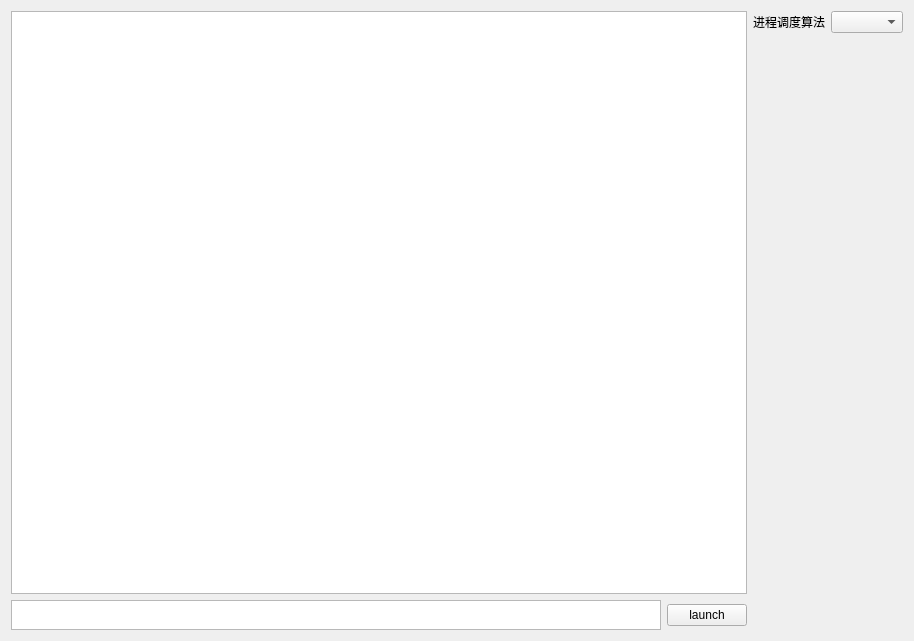
The window that demoOS/source/mainwindow.ui (demoOS-BUPT/demoOS) describes before a commit, drawn with Qt 5.
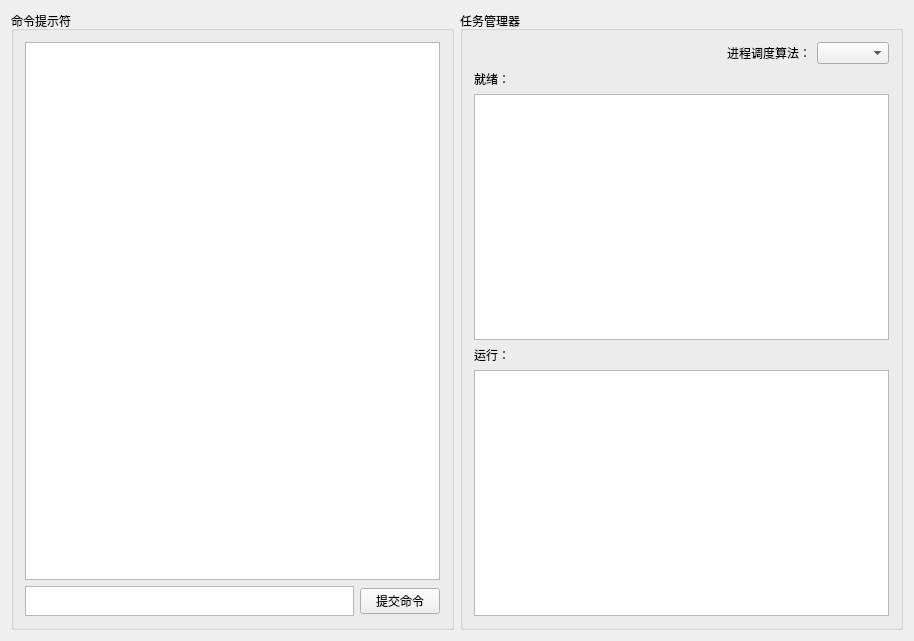
The same window after the commit. Icons and pictures are not drawn.

Commit message: GUI进程显示 下一部：整合fs cmd

The edit to the form file:
```diff
--- a/demoOS/source/mainwindow.ui
+++ b/demoOS/source/mainwindow.ui
@@ -16,6 +16,12 @@
   <widget class="QWidget" name="centralWidget">
    <layout class="QHBoxLayout" name="horizontalLayout_3">
     <item>
+     <widget class="QGroupBox" name="groupBox_2">
+      <property name="title">
+       <string>命令提示符</string>
+      </property>
+      <layout class="QVBoxLayout" name="verticalLayout_4">
+       <item>
      <layout class="QVBoxLayout" name="verticalLayout">
       <item>
        <widget class="QTextBrowser" name="cmd">
@@ -57,7 +63,7 @@
         <item>
          <widget class="QPushButton" name="pushButton">
           <property name="text">
-           <string>launch</string>
+              <string>提交命令</string>
           </property>
          </widget>
         </item>
@@ -65,36 +71,97 @@
       </item>
      </layout>
     </item>
+      </layout>
+     </widget>
+    </item>
+    <item>
+     <widget class="QGroupBox" name="groupBox">
+      <property name="title">
+       <string>任务管理器</string>
+      </property>
+      <layout class="QVBoxLayout" name="verticalLayout_3">
     <item>
      <layout class="QVBoxLayout" name="verticalLayout_2">
       <item>
        <layout class="QHBoxLayout" name="horizontalLayout_2">
         <item>
-         <widget class="QLabel" name="processAlgLabel">
-          <property name="text">
-           <string>进程调度算法</string>
-          </property>
-         </widget>
-        </item>
-        <item>
-         <widget class="QComboBox" name="processAlgComboBox"/>
-        </item>
-       </layout>
-      </item>
-      <item>
-       <spacer name="verticalSpacer">
+            <spacer name="horizontalSpacer">
         <property name="orientation">
-         <enum>Qt::Vertical</enum>
+              <enum>Qt::Horizontal</enum>
         </property>
         <property name="sizeHint" stdset="0">
          <size>
-          <width>20</width>
-          <height>40</height>
+               <width>40</width>
+               <height>20</height>
          </size>
         </property>
        </spacer>
       </item>
-     </layout>
+           <item>
+            <widget class="QLabel" name="processAlgLabel">
+             <property name="text">
+              <string>进程调度算法：</string>
+             </property>
+            </widget>
+           </item>
+           <item>
+            <widget class="QComboBox" name="processAlgComboBox"/>
+           </item>
+          </layout>
+         </item>
+         <item>
+          <widget class="QLabel" name="label">
+           <property name="text">
+            <string>就绪：</string>
+           </property>
+          </widget>
+         </item>
+         <item>
+          <widget class="QTableWidget" name="readyTable">
+           <property name="editTriggers">
+            <set>QAbstractItemView::NoEditTriggers</set>
+           </property>
+           <property name="selectionMode">
+            <enum>QAbstractItemView::NoSelection</enum>
+           </property>
+           <property name="selectionBehavior">
+            <enum>QAbstractItemView::SelectRows</enum>
+           </property>
+           <attribute name="verticalHeaderVisible">
+            <bool>false</bool>
+           </attribute>
+           <attribute name="verticalHeaderDefaultSectionSize">
+            <number>30</number>
+           </attribute>
+           <attribute name="verticalHeaderMinimumSectionSize">
+            <number>25</number>
+           </attribute>
+          </widget>
+         </item>
+         <item>
+          <widget class="QLabel" name="label_2">
+           <property name="text">
+            <string>运行：</string>
+           </property>
+          </widget>
+         </item>
+         <item>
+          <widget class="QTableWidget" name="runTable">
+           <property name="editTriggers">
+            <set>QAbstractItemView::NoEditTriggers</set>
+           </property>
+           <property name="selectionMode">
+            <enum>QAbstractItemView::NoSelection</enum>
+           </property>
+           <attribute name="verticalHeaderVisible">
+            <bool>false</bool>
+           </attribute>
+          </widget>
+         </item>
+        </layout>
+       </item>
+      </layout>
+     </widget>
     </item>
    </layout>
   </widget>
```
Left out of the diff: 8 changed lines with no effect on the pictures. Lines whose indentation alone changed are shown as unchanged. The commit also changes 7 other files.
